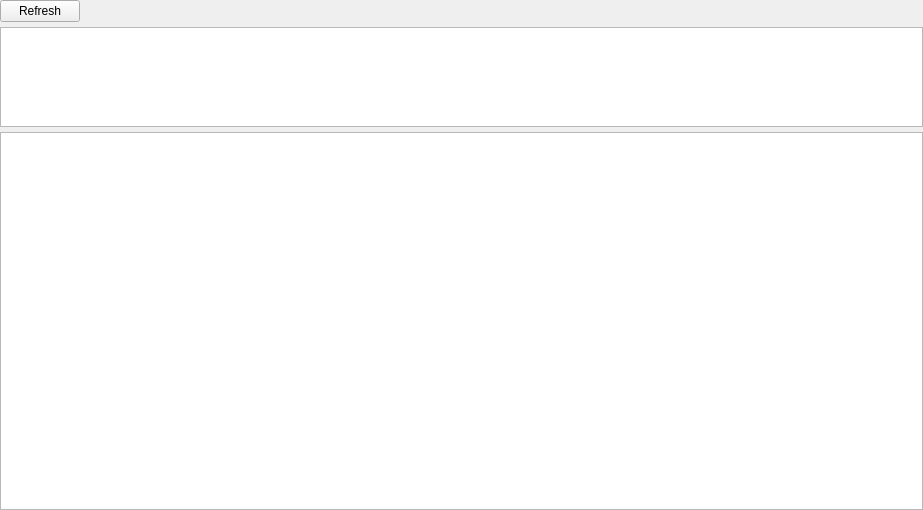
bogdan-constandache/SystemToolKit, file mva/Licenta/gui/forms/network_devices_widget.ui: the form before one commit.
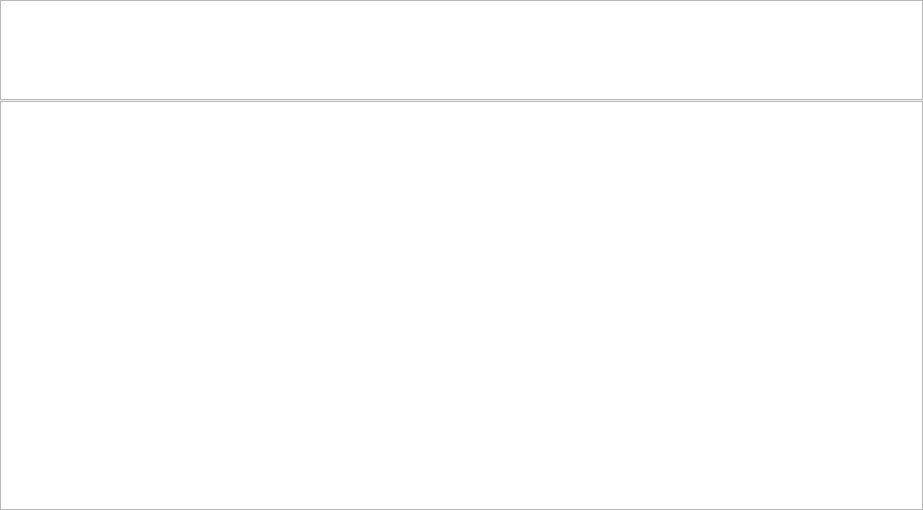
The form after the commit.

```diff
--- a/mva/Licenta/gui/forms/network_devices_widget.ui
+++ b/mva/Licenta/gui/forms/network_devices_widget.ui
@@ -20,31 +20,23 @@
    <property name="margin">
     <number>0</number>
    </property>
-   <item>
-    <layout class="QHBoxLayout" name="hLayoutButtons">
-     <item>
-      <widget class="QPushButton" name="refreshBtn">
-       <property name="text">
-        <string>Refresh</string>
-       </property>
-      </widget>
-     </item>
+   <property name="topMargin">
+    <number>0</number>
+   </property>
+   <property name="rightMargin">
+    <number>0</number>
+   </property>
+   <property name="bottomMargin">
+    <number>0</number>
+   </property>
      <item>
-      <spacer name="hSpacerH1">
+    <widget class="QSplitter" name="splitter">
        <property name="orientation">
-        <enum>Qt::Horizontal</enum>
-       </property>
-       <property name="sizeHint" stdset="0">
-        <size>
-         <width>40</width>
-         <height>20</height>
-        </size>
-       </property>
-      </spacer>
-     </item>
-    </layout>
-   </item>
-   <item>
+      <enum>Qt::Vertical</enum>
+     </property>
+     <property name="handleWidth">
+      <number>1</number>
+     </property>
     <widget class="QTreeView" name="networkDevNames">
      <property name="maximumSize">
       <size>
@@ -53,9 +45,8 @@
       </size>
      </property>
     </widget>
-   </item>
-   <item>
     <widget class="QTreeView" name="networkDevInfos"/>
+    </widget>
    </item>
   </layout>
  </widget>
```
Left out of the diff: 2 changed lines with no effect on the pictures. Lines whose indentation alone changed are shown as unchanged.
